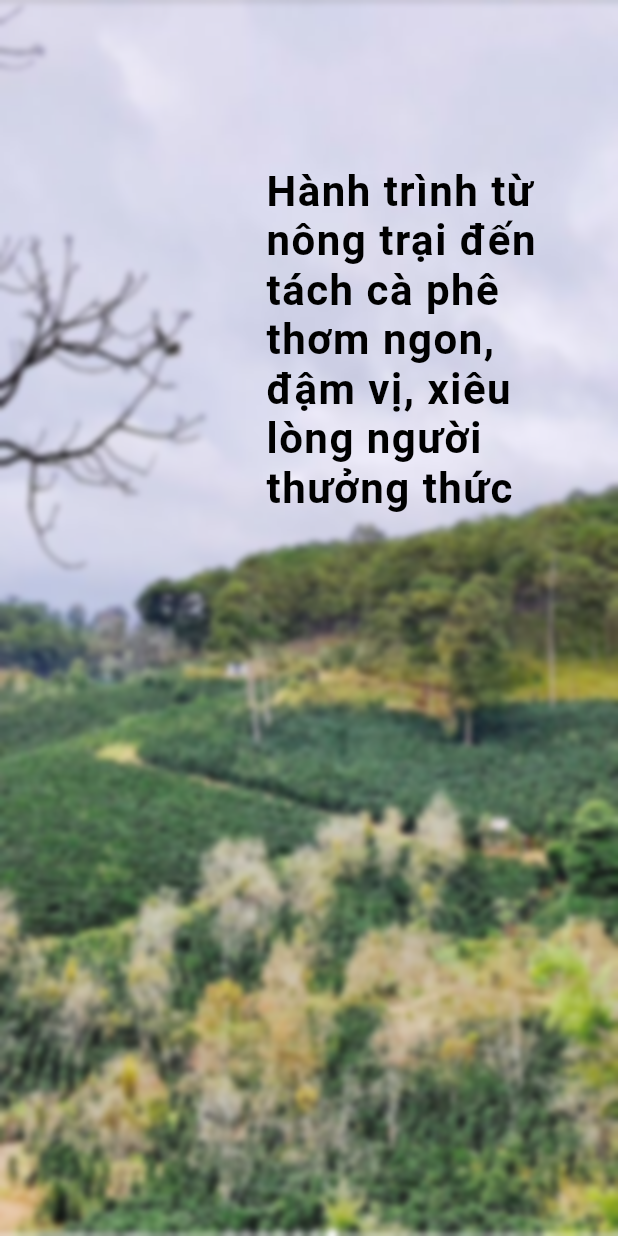
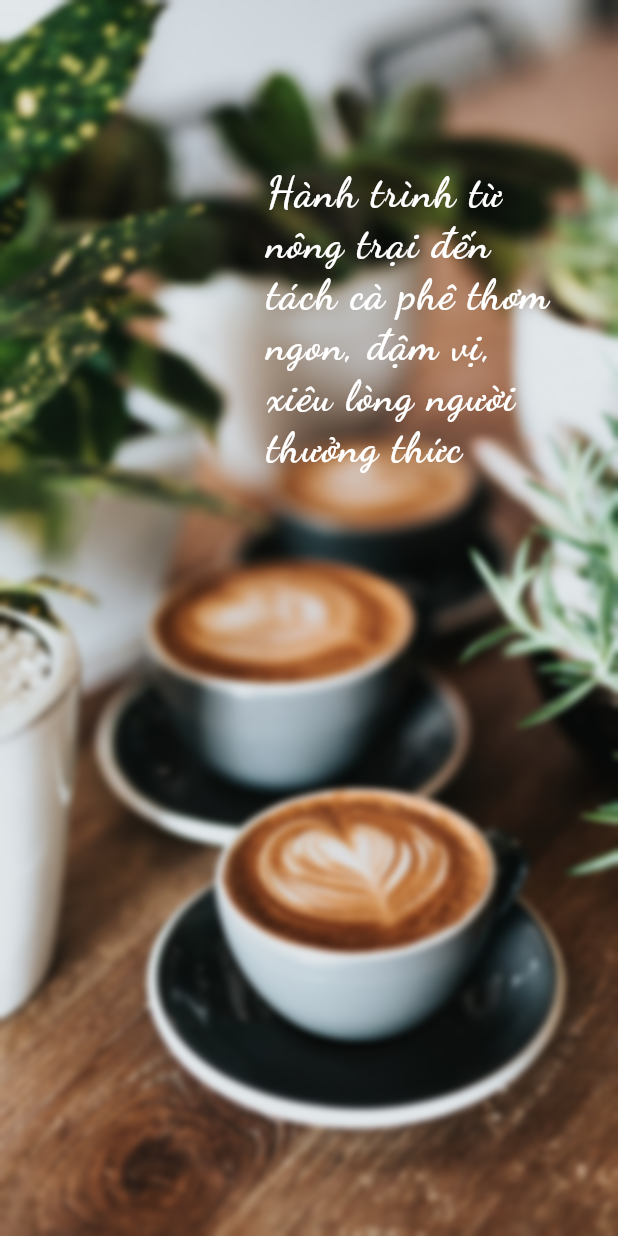
Before and after one commit to nghngtran/Coffeeholic-using-Flutter, a Flutter app: the screen it shows after launch, on a phone screen of 412 x 824 dp. Run offline on Flutter 3.47's test engine with Material 2 defaults, Android fonts, the phone set to English and light mode, and no system bars; drawn by our look-alikes of liquid_swipe; our stand-ins replace flutter_swiper.

Commit message:
add git_ignore

```diff
--- a/lib/coffee_story.dart
+++ b/lib/coffee_story.dart
@@ -64,13 +64,13 @@ class CoffeeStoryBoardState extends State<CoffeeStoryBoard>{
     List<Container> pages = [
       Container(width: w*100,height: h*100,
           decoration: BoxDecoration(image: DecorationImage(image:
-          AssetImage(db[0].imgUrl),fit: BoxFit.fill)),
+          AssetImage(db[0].imgUrl),fit: BoxFit.fitHeight)),
           child:
           BackdropFilter(filter: ImageFilter.blur(sigmaX: 2,sigmaY: 2),
             child: Wrap(
                 children:<Widget>[ Container(padding: EdgeInsets.fromLTRB(w, h*1.5, 0, h*1.5),margin: EdgeInsets.fromLTRB(w*42, h*12, w*8, h),
 //                  color: Colors.black.withOpacity(0.8),
-                  child: Text(db[0].subtitle,style: TextStyle(fontSize: 28,color: Colors.black,fontFamily: 'Dancing Script',fontWeight: FontWeight.bold,letterSpacing: 1.0)),
+                  child: Text(db[0].subtitle,style: TextStyle(fontSize: 28,color: Colors.white,fontFamily: 'Dancing Script',fontWeight: FontWeight.bold,letterSpacing: 1.0)),
                 ),
                 ]),
           )),
@@ -140,9 +140,9 @@ class CoffeeStoryBoardState extends State<CoffeeStoryBoard>{
           child:
           BackdropFilter(filter: ImageFilter.blur(sigmaX: 2,sigmaY: 2),
             child: Wrap(
-                children:<Widget>[ Container(padding: EdgeInsets.fromLTRB(w*3, h*1.5, w*1, h*1.5),margin: EdgeInsets.fromLTRB(w*33, h*7, w, h),
-//                  color: Colors.black.withOpacity(0.8),
-                  child: Text(db[6].subtitle,style: TextStyle(fontSize: 20,color: Colors.black,fontFamily: 'Dancing Script')),
+                children:<Widget>[ Container(padding: EdgeInsets.fromLTRB(w*3, h*1.5, w*1, h*1.5),margin: EdgeInsets.fromLTRB(w*30, h*8, w*3, h),
+                  color: Colors.black.withOpacity(0.6),
+                  child: Text(db[6].subtitle,style: TextStyle(fontSize: 20,color: Colors.white,fontFamily: 'Dancing Script')),
                 ),
                 ]),
           )),
--- a/lib/data/coffee_story.dart
+++ b/lib/data/coffee_story.dart
@@ -4,7 +4,7 @@ class CoffeeStory{
   CoffeeStory(this.imgUrl, this.subtitle);
 }
 List<CoffeeStory> coffeeStoryData = [
-  CoffeeStory("assets/CS.png","Hành trình từ nông trại đến tách cà phê thơm ngon, đậm vị, xiêu lòng người thưởng thức"),
+  CoffeeStory("assets/CS.jpeg","Hành trình từ nông trại đến tách cà phê thơm ngon, đậm vị, xiêu lòng người thưởng thức"),
   CoffeeStory("assets/CS13.png","Sắc trắng tinh khôi mang trọn vẹn hương sắc quyến rũ, không quá nồng nàn và dịu nhẹ, thoang thoảng mùi hương cà phê thu hút lũ ong mật, nổi bật trên nền lá xanh tươi"),
   CoffeeStory("assets/CS1.png","Sau khoảng thời gian đơm hoa ngắn ngủi, cây bắt đầu kết trái. Từng chùm cà phê kết lại, trái đỏ âu căng bóng bẩy. Cà phê thường được thu hoạch bằng tay, hoặc máy lắc cơ chuyên dụng. Thế nhưng, việc thu hoạch bằng tay tuy khá đắt đỏ và tốn công sức nhưng mang lại chất lượng cà phê tuyệt hảo"),
   CoffeeStory("assets/CS2.png","Ngay sau khi thu hoạch, tiến hành sơ chế và phân loại hạt cà phê dựa trên những tiêu chuẩn nhất định, đánh giá chất lượng thành phẩm và sàng lọc"),
--- a/pubspec.yaml
+++ b/pubspec.yaml
@@ -60,6 +60,9 @@ flutter:
   # example:
 
   fonts:
+    - family: Dancing Script
+      fonts:
+        - asset: assets/DancingScript-VariableFont_wght.ttf
     - family: SF-Pro-Text-Regular
       fonts:
         - asset: assets/SF-Pro-Text-Regular.otf
```
Also changed, not shown: assets/CS.jpeg (added), 1 other file.
